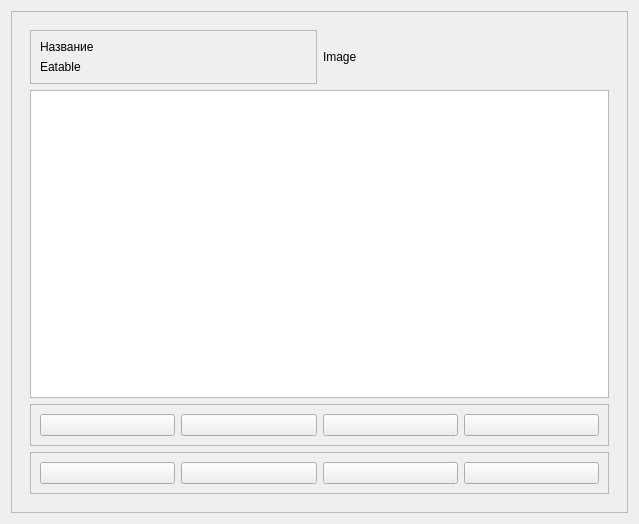
The window that mushrooms/form.ui (Svetlana-Y/YPPRPO) describes before a commit, drawn with Qt 5.
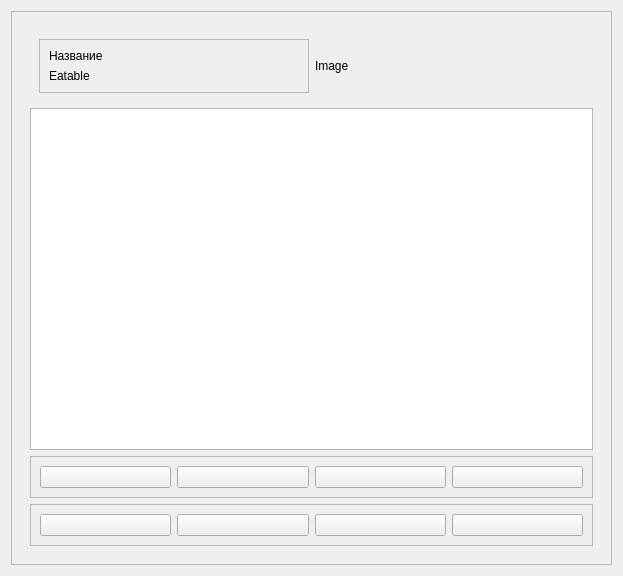
The same window after the commit.

Diff of the .ui file:
```diff
--- a/mushrooms/form.ui
+++ b/mushrooms/form.ui
@@ -6,16 +6,22 @@
    <rect>
     <x>0</x>
     <y>0</y>
-    <width>639</width>
-    <height>524</height>
+    <width>623</width>
+    <height>576</height>
    </rect>
   </property>
   <property name="windowTitle">
    <string>Form</string>
   </property>
+  <property name="styleSheet">
+   <string notr="true"/>
+  </property>
   <layout class="QGridLayout" name="gridLayout_5">
    <item row="0" column="0">
     <widget class="QScrollArea" name="scrollArea">
+     <property name="styleSheet">
+      <string notr="true"/>
+     </property>
      <property name="widgetResizable">
       <bool>true</bool>
      </property>
@@ -24,18 +30,18 @@
        <rect>
         <x>0</x>
         <y>0</y>
-        <width>615</width>
-        <height>500</height>
+        <width>599</width>
+        <height>552</height>
        </rect>
       </property>
-      <layout class="QGridLayout" name="gridLayout">
-       <item row="0" column="1">
+      <layout class="QVBoxLayout" name="verticalLayout_2">
+       <item>
         <widget class="QWidget" name="widget" native="true">
-         <layout class="QGridLayout" name="gridLayout_2">
-          <item row="1" column="0" colspan="2">
-           <widget class="QTextBrowser" name="textBrowser"/>
-          </item>
-          <item row="0" column="0">
+         <layout class="QVBoxLayout" name="verticalLayout_3">
+          <item>
+           <widget class="QWidget" name="widget_2" native="true">
+            <layout class="QHBoxLayout" name="horizontalLayout_3">
+             <item>
            <widget class="QFrame" name="frame_3">
             <property name="frameShape">
              <enum>QFrame::Shape::StyledPanel</enum>
@@ -61,7 +67,20 @@
             </layout>
            </widget>
           </item>
-          <item row="3" column="0" colspan="2">
+             <item>
+              <widget class="QLabel" name="label_2">
+               <property name="text">
+                <string>Image</string>
+               </property>
+              </widget>
+             </item>
+            </layout>
+           </widget>
+          </item>
+          <item>
+           <widget class="QTextBrowser" name="textBrowser"/>
+          </item>
+          <item>
            <widget class="QFrame" name="frame">
             <property name="layoutDirection">
              <enum>Qt::LayoutDirection::LeftToRight</enum>
@@ -72,8 +91,8 @@
             <property name="frameShadow">
              <enum>QFrame::Shadow::Raised</enum>
             </property>
-            <layout class="QGridLayout" name="gridLayout_3">
-             <item row="2" column="0">
+            <layout class="QHBoxLayout" name="horizontalLayout">
+             <item>
               <widget class="QPushButton" name="pushButton">
                <property name="cursor">
                 <cursorShape>PointingHandCursor</cursorShape>
@@ -83,27 +102,7 @@
                </property>
               </widget>
              </item>
-             <item row="2" column="3">
-              <widget class="QPushButton" name="pushButton_4">
-               <property name="cursor">
-                <cursorShape>PointingHandCursor</cursorShape>
-               </property>
-               <property name="text">
-                <string/>
-               </property>
-              </widget>
-             </item>
-             <item row="2" column="2">
-              <widget class="QPushButton" name="pushButton_3">
-               <property name="cursor">
-                <cursorShape>PointingHandCursor</cursorShape>
-               </property>
-               <property name="text">
-                <string/>
-               </property>
-              </widget>
-             </item>
-             <item row="2" column="1">
+             <item>
               <widget class="QPushButton" name="pushButton_2">
                <property name="cursor">
                 <cursorShape>PointingHandCursor</cursorShape>
@@ -113,17 +112,30 @@
                </property>
               </widget>
              </item>
+             <item>
+              <widget class="QPushButton" name="pushButton_3">
+               <property name="cursor">
+                <cursorShape>PointingHandCursor</cursorShape>
+               </property>
+               <property name="text">
+                <string/>
+               </property>
+              </widget>
+             </item>
+             <item>
+              <widget class="QPushButton" name="pushButton_4">
+               <property name="cursor">
+                <cursorShape>PointingHandCursor</cursorShape>
+               </property>
+               <property name="text">
+                <string/>
+               </property>
+              </widget>
+             </item>
             </layout>
            </widget>
           </item>
-          <item row="0" column="1">
-           <widget class="QLabel" name="label_2">
-            <property name="text">
-             <string>Image</string>
-            </property>
-           </widget>
-          </item>
-          <item row="4" column="0" colspan="2">
+          <item>
            <widget class="QFrame" name="frame_2">
             <property name="frameShape">
              <enum>QFrame::Shape::StyledPanel</enum>
@@ -131,18 +143,8 @@
             <property name="frameShadow">
              <enum>QFrame::Shadow::Raised</enum>
             </property>
-            <layout class="QGridLayout" name="gridLayout_4">
-             <item row="0" column="4">
-              <widget class="QPushButton" name="pushButton_7">
-               <property name="cursor">
-                <cursorShape>PointingHandCursor</cursorShape>
-               </property>
-               <property name="text">
-                <string/>
-               </property>
-              </widget>
-             </item>
-             <item row="0" column="1">
+            <layout class="QHBoxLayout" name="horizontalLayout_2">
+             <item>
               <widget class="QPushButton" name="pushButton_6">
                <property name="cursor">
                 <cursorShape>PointingHandCursor</cursorShape>
@@ -152,17 +154,7 @@
                </property>
               </widget>
              </item>
-             <item row="0" column="5">
-              <widget class="QPushButton" name="pushButton_8">
-               <property name="cursor">
-                <cursorShape>PointingHandCursor</cursorShape>
-               </property>
-               <property name="text">
-                <string/>
-               </property>
-              </widget>
-             </item>
-             <item row="0" column="3">
+             <item>
               <widget class="QPushButton" name="pushButton_5">
                <property name="cursor">
                 <cursorShape>PointingHandCursor</cursorShape>
@@ -172,6 +164,26 @@
                </property>
               </widget>
              </item>
+             <item>
+              <widget class="QPushButton" name="pushButton_7">
+               <property name="cursor">
+                <cursorShape>PointingHandCursor</cursorShape>
+               </property>
+               <property name="text">
+                <string/>
+               </property>
+              </widget>
+             </item>
+             <item>
+              <widget class="QPushButton" name="pushButton_8">
+               <property name="cursor">
+                <cursorShape>PointingHandCursor</cursorShape>
+               </property>
+               <property name="text">
+                <string/>
+               </property>
+              </widget>
+             </item>
             </layout>
            </widget>
           </item>
```
Lines whose indentation alone changed are shown as unchanged.
